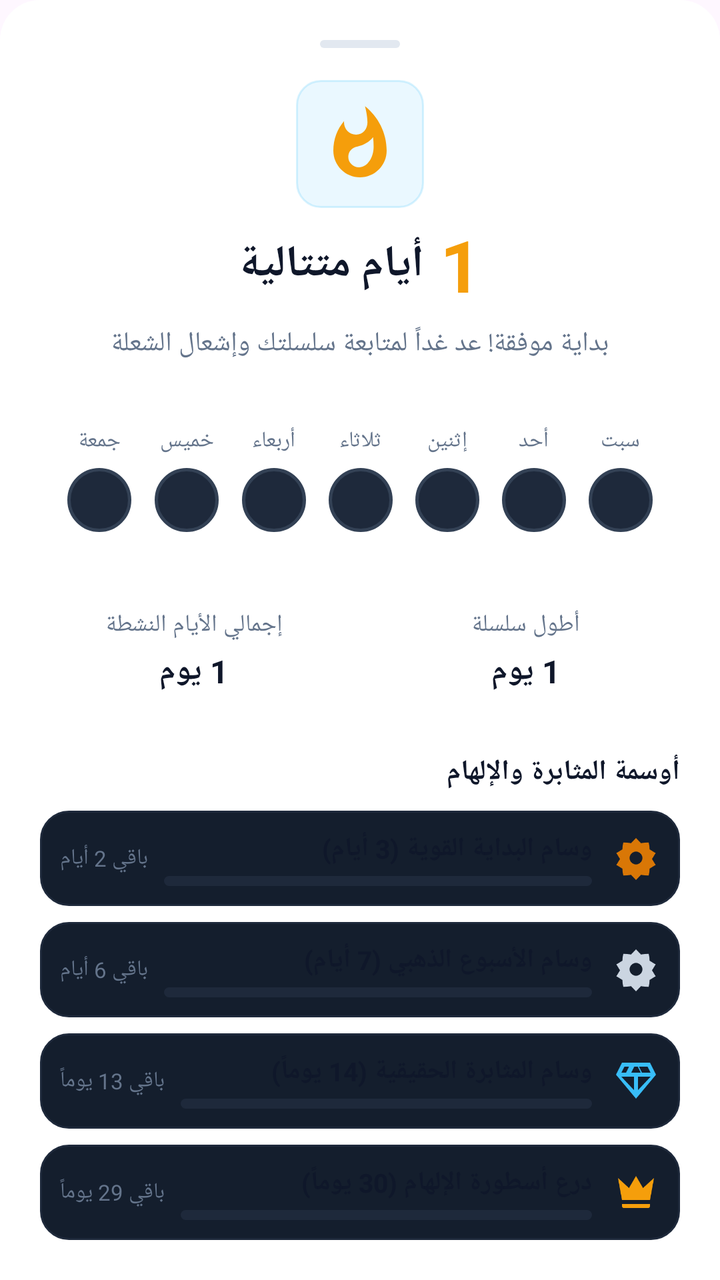
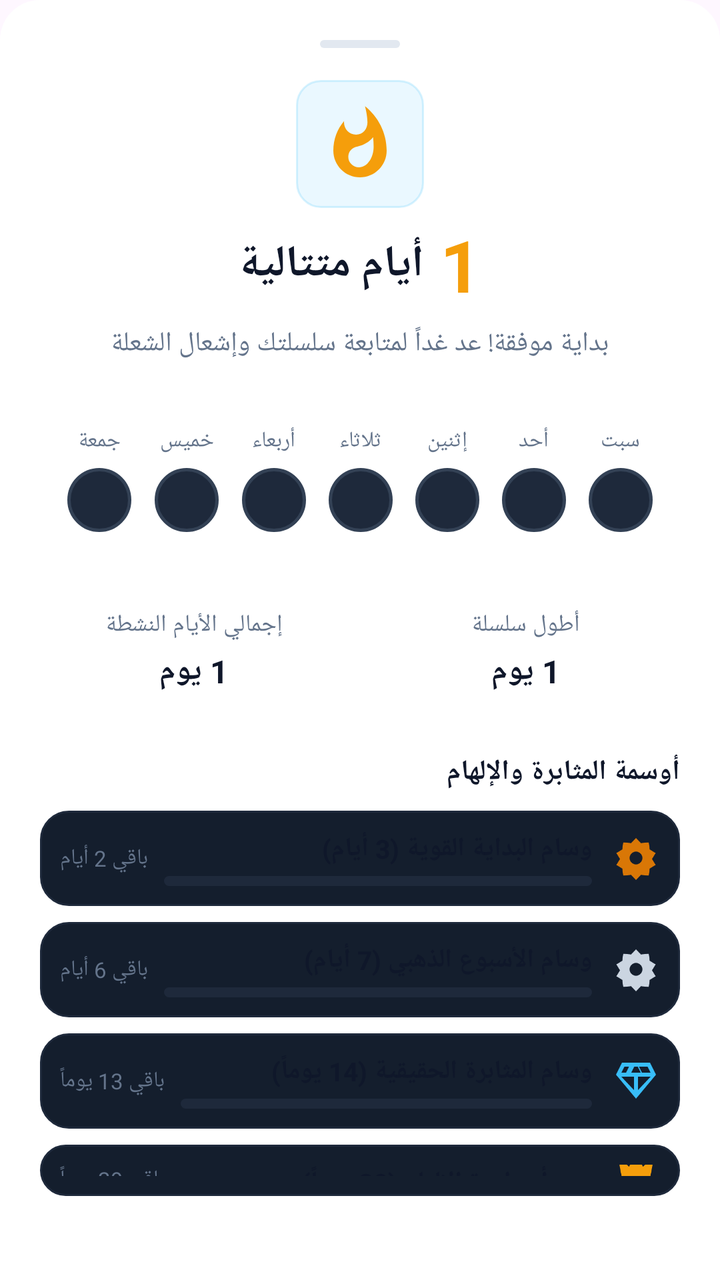

The first picture is an Android layout as it rendered before a commit; the second is the same layout after the commit. The layout source and the unified diff follow.
<!-- AndroidManifest.xml: application theme Theme.Material3.DayNight.NoActionBar -->
<!-- res/layout/dialog_daily_streak.xml -->
<?xml version="1.0" encoding="utf-8"?>
<LinearLayout xmlns:android="http://schemas.android.com/apk/res/android"
    xmlns:app="http://schemas.android.com/apk/res-auto"
    android:layout_width="match_parent"
    android:layout_height="wrap_content"
    android:background="@drawable/bg_bottom_sheet_surface"
    android:layoutDirection="rtl"
    android:orientation="vertical"
    android:padding="20dp">

    
    <View
        android:layout_width="40dp"
        android:layout_height="4dp"
        android:layout_gravity="center_horizontal"
        android:layout_marginBottom="16dp"
        android:background="@drawable/bg_sheet_handle" />

    
    <LinearLayout
        android:layout_width="match_parent"
        android:layout_height="wrap_content"
        android:gravity="center"
        android:orientation="vertical">

        <FrameLayout
            android:layout_width="64dp"
            android:layout_height="64dp"
            android:background="@drawable/bg_category_well"
            android:padding="12dp">
            <ImageView
                android:layout_width="40dp"
                android:layout_height="40dp"
                android:layout_gravity="center"
                android:src="@drawable/ic_flame"
                app:tint="#F59E0B" />
        </FrameLayout>

        <LinearLayout
            android:layout_width="wrap_content"
            android:layout_height="wrap_content"
            android:layout_marginTop="4dp"
            android:gravity="center_vertical"
            android:orientation="horizontal">

            <TextView
                android:id="@+id/tvStreakNumber"
                android:layout_width="wrap_content"
                android:layout_height="wrap_content"
                android:text="1"
                android:textColor="#F59E0B"
                android:textSize="36sp"
                android:textStyle="bold" />

            <TextView
                android:layout_width="wrap_content"
                android:layout_height="wrap_content"
                android:layout_marginStart="8dp"
                android:text="@string/streak_days_consecutive"
                android:textColor="@color/text_primary"
                android:textSize="22sp"
                android:textStyle="bold" />
        </LinearLayout>

        <TextView
            android:id="@+id/tvStreakSubtitle"
            android:layout_width="wrap_content"
            android:layout_height="wrap_content"
            android:layout_marginTop="6dp"
            android:gravity="center"
            android:paddingHorizontal="16dp"
            android:text="بداية موفقة! عد غداً لمتابعة سلسلتك وإشعال الشعلة"
            android:textColor="@color/text_secondary"
            android:textSize="13.5sp" />
    </LinearLayout>

    
    <androidx.cardview.widget.CardView
        android:layout_width="match_parent"
        android:layout_height="wrap_content"
        android:layout_marginTop="18dp"
        app:cardBackgroundColor="@color/bg_card"
        app:cardCornerRadius="16dp"
        app:cardElevation="0dp">

        <LinearLayout
            android:layout_width="match_parent"
            android:layout_height="wrap_content"
            android:gravity="center"
            android:orientation="horizontal"
            android:paddingHorizontal="8dp"
            android:paddingVertical="14dp">

            
            <LinearLayout
                android:layout_width="0dp"
                android:layout_height="wrap_content"
                android:layout_weight="1"
                android:gravity="center"
                android:orientation="vertical">
                <TextView
                    android:layout_width="wrap_content"
                    android:layout_height="wrap_content"
                    android:text="@string/day_sat"
                    android:textColor="@color/text_secondary"
                    android:textSize="11sp" />
                <FrameLayout
                    android:id="@+id/circleDaySat"
                    android:layout_width="32dp"
                    android:layout_height="32dp"
                    android:layout_marginTop="6dp"
                    android:background="@drawable/bg_streak_day_inactive">
                    <ImageView
                        android:id="@+id/iconDaySat"
                        android:layout_width="16dp"
                        android:layout_height="16dp"
                        android:layout_gravity="center"
                        android:src="@drawable/ic_check_small"
                        android:visibility="invisible"
                        app:tint="#1E293B" />
                </FrameLayout>
            </LinearLayout>

            
            <LinearLayout
                android:layout_width="0dp"
                android:layout_height="wrap_content"
                android:layout_weight="1"
                android:gravity="center"
                android:orientation="vertical">
                <TextView
                    android:layout_width="wrap_content"
                    android:layout_height="wrap_content"
                    android:text="@string/day_sun"
                    android:textColor="@color/text_secondary"
                    android:textSize="11sp" />
                <FrameLayout
                    android:id="@+id/circleDaySun"
                    android:layout_width="32dp"
                    android:layout_height="32dp"
                    android:layout_marginTop="6dp"
                    android:background="@drawable/bg_streak_day_inactive">
                    <ImageView
                        android:id="@+id/iconDaySun"
                        android:layout_width="16dp"
                        android:layout_height="16dp"
                        android:layout_gravity="center"
                        android:src="@drawable/ic_check_small"
                        android:visibility="invisible"
                        app:tint="#1E293B" />
                </FrameLayout>
            </LinearLayout>

            
            <LinearLayout
                android:layout_width="0dp"
                android:layout_height="wrap_content"
                android:layout_weight="1"
                android:gravity="center"
                android:orientation="vertical">
                <TextView
                    android:layout_width="wrap_content"
                    android:layout_height="wrap_content"
                    android:text="@string/day_mon"
                    android:textColor="@color/text_secondary"
                    android:textSize="11sp" />
                <FrameLayout
                    android:id="@+id/circleDayMon"
                    android:layout_width="32dp"
                    android:layout_height="32dp"
                    android:layout_marginTop="6dp"
                    android:background="@drawable/bg_streak_day_inactive">
                    <ImageView
                        android:id="@+id/iconDayMon"
                        android:layout_width="16dp"
                        android:layout_height="16dp"
                        android:layout_gravity="center"
                        android:src="@drawable/ic_check_small"
                        android:visibility="invisible"
                        app:tint="#1E293B" />
                </FrameLayout>
            </LinearLayout>

            
            <LinearLayout
                android:layout_width="0dp"
                android:layout_height="wrap_content"
                android:layout_weight="1"
                android:gravity="center"
                android:orientation="vertical">
                <TextView
                    android:layout_width="wrap_content"
                    android:layout_height="wrap_content"
                    android:text="@string/day_tue"
                    android:textColor="@color/text_secondary"
                    android:textSize="11sp" />
                <FrameLayout
                    android:id="@+id/circleDayTue"
                    android:layout_width="32dp"
                    android:layout_height="32dp"
                    android:layout_marginTop="6dp"
                    android:background="@drawable/bg_streak_day_inactive">
                    <ImageView
                        android:id="@+id/iconDayTue"
                        android:layout_width="16dp"
                        android:layout_height="16dp"
                        android:layout_gravity="center"
                        android:src="@drawable/ic_check_small"
                        android:visibility="invisible"
                        app:tint="#1E293B" />
                </FrameLayout>
            </LinearLayout>

            
            <LinearLayout
                android:layout_width="0dp"
                android:layout_height="wrap_content"
                android:layout_weight="1"
                android:gravity="center"
                android:orientation="vertical">
                <TextView
                    android:layout_width="wrap_content"
                    android:layout_height="wrap_content"
                    android:text="@string/day_wed"
                    android:textColor="@color/text_secondary"
                    android:textSize="11sp" />
                <FrameLayout
                    android:id="@+id/circleDayWed"
                    android:layout_width="32dp"
                    android:layout_height="32dp"
                    android:layout_marginTop="6dp"
                    android:background="@drawable/bg_streak_day_inactive">
                    <ImageView
                        android:id="@+id/iconDayWed"
                        android:layout_width="16dp"
                        android:layout_height="16dp"
                        android:layout_gravity="center"
                        android:src="@drawable/ic_check_small"
                        android:visibility="invisible"
                        app:tint="#1E293B" />
                </FrameLayout>
            </LinearLayout>

            
            <LinearLayout
                android:layout_width="0dp"
                android:layout_height="wrap_content"
                android:layout_weight="1"
                android:gravity="center"
                android:orientation="vertical">
                <TextView
                    android:layout_width="wrap_content"
                    android:layout_height="wrap_content"
                    android:text="@string/day_thu"
                    android:textColor="@color/text_secondary"
                    android:textSize="11sp" />
                <FrameLayout
                    android:id="@+id/circleDayThu"
                    android:layout_width="32dp"
                    android:layout_height="32dp"
                    android:layout_marginTop="6dp"
                    android:background="@drawable/bg_streak_day_inactive">
                    <ImageView
                        android:id="@+id/iconDayThu"
                        android:layout_width="16dp"
                        android:layout_height="16dp"
                        android:layout_gravity="center"
                        android:src="@drawable/ic_check_small"
                        android:visibility="invisible"
                        app:tint="#1E293B" />
                </FrameLayout>
            </LinearLayout>

            
            <LinearLayout
                android:layout_width="0dp"
                android:layout_height="wrap_content"
                android:layout_weight="1"
                android:gravity="center"
                android:orientation="vertical">
                <TextView
                    android:layout_width="wrap_content"
                    android:layout_height="wrap_content"
                    android:text="@string/day_fri"
                    android:textColor="@color/text_secondary"
                    android:textSize="11sp" />
                <FrameLayout
                    android:id="@+id/circleDayFri"
                    android:layout_width="32dp"
                    android:layout_height="32dp"
                    android:layout_marginTop="6dp"
                    android:background="@drawable/bg_streak_day_inactive">
                    <ImageView
                        android:id="@+id/iconDayFri"
                        android:layout_width="16dp"
                        android:layout_height="16dp"
                        android:layout_gravity="center"
                        android:src="@drawable/ic_check_small"
                        android:visibility="invisible"
                        app:tint="#1E293B" />
                </FrameLayout>
            </LinearLayout>
        </LinearLayout>
    </androidx.cardview.widget.CardView>

    
    <LinearLayout
        android:layout_width="match_parent"
        android:layout_height="wrap_content"
        android:layout_marginTop="12dp"
        android:orientation="horizontal">

        <androidx.cardview.widget.CardView
            android:layout_width="0dp"
            android:layout_height="wrap_content"
            android:layout_marginEnd="6dp"
            android:layout_weight="1"
            app:cardBackgroundColor="@color/bg_card"
            app:cardCornerRadius="14dp"
            app:cardElevation="0dp">

            <LinearLayout
                android:layout_width="match_parent"
                android:layout_height="wrap_content"
                android:gravity="center"
                android:orientation="vertical"
                android:padding="12dp">

                <TextView
                    android:layout_width="wrap_content"
                    android:layout_height="wrap_content"
                    android:text="@string/streak_longest"
                    android:textColor="@color/text_secondary"
                    android:textSize="12sp" />

                <TextView
                    android:id="@+id/tvLongestStreak"
                    android:layout_width="wrap_content"
                    android:layout_height="wrap_content"
                    android:layout_marginTop="4dp"
                    android:text="1 يوم"
                    android:textColor="@color/text_primary"
                    android:textSize="16sp"
                    android:textStyle="bold" />
            </LinearLayout>
        </androidx.cardview.widget.CardView>

        <androidx.cardview.widget.CardView
            android:layout_width="0dp"
            android:layout_height="wrap_content"
            android:layout_marginStart="6dp"
            android:layout_weight="1"
            app:cardBackgroundColor="@color/bg_card"
            app:cardCornerRadius="14dp"
            app:cardElevation="0dp">

            <LinearLayout
                android:layout_width="match_parent"
                android:layout_height="wrap_content"
                android:gravity="center"
                android:orientation="vertical"
                android:padding="12dp">

                <TextView
                    android:layout_width="wrap_content"
                    android:layout_height="wrap_content"
                    android:text="@string/streak_total_active"
                    android:textColor="@color/text_secondary"
                    android:textSize="12sp" />

                <TextView
                    android:id="@+id/tvTotalActiveDays"
                    android:layout_width="wrap_content"
                    android:layout_height="wrap_content"
                    android:layout_marginTop="4dp"
                    android:text="1 يوم"
                    android:textColor="@color/text_primary"
                    android:textSize="16sp"
                    android:textStyle="bold" />
            </LinearLayout>
        </androidx.cardview.widget.CardView>
    </LinearLayout>

    
    <TextView
        android:layout_width="wrap_content"
        android:layout_height="wrap_content"
        android:layout_marginTop="18dp"
        android:text="@string/streak_medals_title"
        android:textColor="@color/text_primary"
        android:textSize="14sp"
        android:textStyle="bold" />

    <LinearLayout
        android:layout_width="match_parent"
        android:layout_height="wrap_content"
        android:layout_marginTop="10dp"
        android:orientation="vertical">

        
        <LinearLayout
            android:id="@+id/layoutMilestone3"
            android:layout_width="match_parent"
            android:layout_height="wrap_content"
            android:background="@drawable/bg_milestone_card"
            android:gravity="center_vertical"
            android:orientation="horizontal"
            android:padding="10dp">
            <ImageView
                android:layout_width="24dp"
                android:layout_height="24dp"
                android:src="@drawable/ic_medal"
                app:tint="#D97706" />
            <LinearLayout
                android:layout_width="0dp"
                android:layout_height="wrap_content"
                android:layout_marginStart="10dp"
                android:layout_weight="1"
                android:orientation="vertical">
                <TextView
                    android:layout_width="wrap_content"
                    android:layout_height="wrap_content"
                    android:text="وسام البداية القوية (3 أيام)"
                    android:textColor="@color/text_primary"
                    android:textSize="13sp"
                    android:textStyle="bold" />
                <ProgressBar
                    android:id="@+id/pbMilestone3"
                    style="?android:attr/progressBarStyleHorizontal"
                    android:layout_width="match_parent"
                    android:layout_height="5dp"
                    android:layout_marginTop="5dp"
                    android:progressDrawable="@drawable/progress_bar_horizontal_custom" />
            </LinearLayout>
            <TextView
                android:id="@+id/tvMilestone3Status"
                android:layout_width="wrap_content"
                android:layout_height="wrap_content"
                android:layout_marginStart="8dp"
                android:text="باقي 2 أيام"
                android:textColor="@color/text_secondary"
                android:textSize="11sp" />
        </LinearLayout>

        
        <LinearLayout
            android:id="@+id/layoutMilestone7"
            android:layout_width="match_parent"
            android:layout_height="wrap_content"
            android:layout_marginTop="8dp"
            android:background="@drawable/bg_milestone_card"
            android:gravity="center_vertical"
            android:orientation="horizontal"
            android:padding="10dp">
            <ImageView
                android:layout_width="24dp"
                android:layout_height="24dp"
                android:src="@drawable/ic_medal"
                app:tint="#CBD5E1" />
            <LinearLayout
                android:layout_width="0dp"
                android:layout_height="wrap_content"
                android:layout_marginStart="10dp"
                android:layout_weight="1"
                android:orientation="vertical">
                <TextView
                    android:layout_width="wrap_content"
                    android:layout_height="wrap_content"
                    android:text="وسام الأسبوع الذهبي (7 أيام)"
                    android:textColor="@color/text_primary"
                    android:textSize="13sp"
                    android:textStyle="bold" />
                <ProgressBar
                    android:id="@+id/pbMilestone7"
                    style="?android:attr/progressBarStyleHorizontal"
                    android:layout_width="match_parent"
                    android:layout_height="5dp"
                    android:layout_marginTop="5dp"
                    android:progressDrawable="@drawable/progress_bar_horizontal_custom" />
            </LinearLayout>
            <TextView
                android:id="@+id/tvMilestone7Status"
                android:layout_width="wrap_content"
                android:layout_height="wrap_content"
                android:layout_marginStart="8dp"
                android:text="باقي 6 أيام"
                android:textColor="@color/text_secondary"
                android:textSize="11sp" />
        </LinearLayout>

        
        <LinearLayout
            android:id="@+id/layoutMilestone14"
            android:layout_width="match_parent"
            android:layout_height="wrap_content"
            android:layout_marginTop="8dp"
            android:background="@drawable/bg_milestone_card"
            android:gravity="center_vertical"
            android:orientation="horizontal"
            android:padding="10dp">
            <ImageView
                android:layout_width="24dp"
                android:layout_height="24dp"
                android:src="@drawable/ic_diamond"
                app:tint="#38BDF8" />
            <LinearLayout
                android:layout_width="0dp"
                android:layout_height="wrap_content"
                android:layout_marginStart="10dp"
                android:layout_weight="1"
                android:orientation="vertical">
                <TextView
                    android:layout_width="wrap_content"
                    android:layout_height="wrap_content"
                    android:text="وسام المثابرة الحقيقية (14 يوماً)"
                    android:textColor="@color/text_primary"
                    android:textSize="13sp"
                    android:textStyle="bold" />
                <ProgressBar
                    android:id="@+id/pbMilestone14"
                    style="?android:attr/progressBarStyleHorizontal"
                    android:layout_width="match_parent"
                    android:layout_height="5dp"
                    android:layout_marginTop="5dp"
                    android:progressDrawable="@drawable/progress_bar_horizontal_custom" />
            </LinearLayout>
            <TextView
                android:id="@+id/tvMilestone14Status"
                android:layout_width="wrap_content"
                android:layout_height="wrap_content"
                android:layout_marginStart="8dp"
                android:text="باقي 13 يوماً"
                android:textColor="@color/text_secondary"
                android:textSize="11sp" />
        </LinearLayout>

        
        <LinearLayout
            android:id="@+id/layoutMilestone30"
            android:layout_width="match_parent"
            android:layout_height="wrap_content"
            android:layout_marginTop="8dp"
            android:background="@drawable/bg_milestone_card"
            android:gravity="center_vertical"
            android:orientation="horizontal"
            android:padding="10dp">
            <ImageView
                android:layout_width="24dp"
                android:layout_height="24dp"
                android:src="@drawable/ic_crown"
                app:tint="#F59E0B" />
            <LinearLayout
                android:layout_width="0dp"
                android:layout_height="wrap_content"
                android:layout_marginStart="10dp"
                android:layout_weight="1"
                android:orientation="vertical">
                <TextView
                    android:layout_width="wrap_content"
                    android:layout_height="wrap_content"
                    android:text="درع أسطورة الإلهام (30 يوماً)"
                    android:textColor="@color/text_primary"
                    android:textSize="13sp"
                    android:textStyle="bold" />
                <ProgressBar
                    android:id="@+id/pbMilestone30"
                    style="?android:attr/progressBarStyleHorizontal"
                    android:layout_width="match_parent"
                    android:layout_height="5dp"
                    android:layout_marginTop="5dp"
                    android:progressDrawable="@drawable/progress_bar_horizontal_custom" />
            </LinearLayout>
            <TextView
                android:id="@+id/tvMilestone30Status"
                android:layout_width="wrap_content"
                android:layout_height="wrap_content"
                android:layout_marginStart="8dp"
                android:text="باقي 29 يوماً"
                android:textColor="@color/text_secondary"
                android:textSize="11sp" />
        </LinearLayout>
    </LinearLayout>

    
    <LinearLayout
        android:layout_width="match_parent"
        android:layout_height="wrap_content"
        android:layout_marginTop="20dp"
        android:orientation="horizontal">

        <TextView
            android:id="@+id/btnShareStreak"
            android:layout_width="0dp"
            android:layout_height="46dp"
            android:layout_marginEnd="8dp"
            android:layout_weight="1"
            android:background="@drawable/bg_button_gradient_primary"
            android:gravity="center"
            android:text="@string/streak_share_btn"
            android:textColor="#FFFFFF"
            android:textSize="14sp"
            android:textStyle="bold" />

        <TextView
            android:id="@+id/btnCloseStreak"
            android:layout_width="wrap_content"
            android:layout_height="46dp"
            android:background="?attr/selectableItemBackground"
            android:gravity="center"
            android:paddingHorizontal="16dp"
            android:text="@string/streak_continue_reading"
            android:textColor="@color/text_secondary"
            android:textSize="13.5sp" />
    </LinearLayout>
</LinearLayout>
<!-- resources referenced by this layout -->
<resources>
  <color name="bg_card">#FFFFFF</color>
  <color name="text_primary">#0F172A</color>
  <color name="text_secondary">#64748B</color>
  <!-- drawable bg_bottom_sheet_surface (drawable) -->
  <?xml version="1.0" encoding="utf-8"?>
  <shape xmlns:android="http://schemas.android.com/apk/res/android">
      <solid android:color="@color/bg_card" />
      <corners
          android:topLeftRadius="20dp"
          android:topRightRadius="20dp" />
  </shape>
  <!-- drawable bg_button_gradient_primary (drawable) -->
  <?xml version="1.0" encoding="utf-8"?>
  <ripple xmlns:android="http://schemas.android.com/apk/res/android"
      android:color="#33FFFFFF">
      <item>
          <shape>
              <corners android:radius="14dp" />
              <gradient
                  android:startColor="#0284C7"
                  android:endColor="#0EA5E9"
                  android:angle="0" />
          </shape>
      </item>
  </ripple>
  <!-- drawable bg_category_well (drawable) -->
  <?xml version="1.0" encoding="utf-8"?>
  <shape xmlns:android="http://schemas.android.com/apk/res/android"
      android:shape="rectangle">
      <corners android:radius="12dp" />
      <solid android:color="#1A38BDF8" />
      <stroke
          android:width="1dp"
          android:color="#3338BDF8" />
  </shape>
  <!-- drawable bg_milestone_card (drawable) -->
  <?xml version="1.0" encoding="utf-8"?>
  <shape xmlns:android="http://schemas.android.com/apk/res/android"
      android:shape="rectangle">
      <corners android:radius="14dp" />
      <solid android:color="#141E2D" />
      <stroke
          android:width="1dp"
          android:color="#1E293B" />
  </shape>
  <!-- drawable bg_sheet_handle (drawable) -->
  <?xml version="1.0" encoding="utf-8"?>
  <shape xmlns:android="http://schemas.android.com/apk/res/android">
      <solid android:color="@color/divider_color" />
      <corners android:radius="3dp" />
  </shape>
  <!-- drawable bg_streak_day_inactive (drawable) -->
  <?xml version="1.0" encoding="utf-8"?>
  <shape xmlns:android="http://schemas.android.com/apk/res/android"
      android:shape="oval">
      <solid android:color="#1E293B" />
      <stroke
          android:width="1.5dp"
          android:color="#334155" />
  </shape>
  <!-- drawable ic_check_small (drawable) -->
  <vector xmlns:android="http://schemas.android.com/apk/res/android"
      android:width="16dp"
      android:height="16dp"
      android:viewportWidth="24"
      android:viewportHeight="24">
    <path
        android:fillColor="#FFFFFFFF"
        android:pathData="M9,16.17L4.83,12l-1.42,1.41L9,19 21,7l-1.41,-1.41z"/>
  </vector>
  <!-- drawable ic_crown (drawable) -->
  <vector xmlns:android="http://schemas.android.com/apk/res/android"
      android:width="24dp"
      android:height="24dp"
      android:viewportWidth="24"
      android:viewportHeight="24">
    <path
        android:fillColor="#F59E0B"
        android:pathData="M5,16L3,5l5.5,5L12,4l3.5,6L21,5l-2,11H5m14,3c0,0.6 -0.4,1 -1,1H6c-0.6,0 -1,-0.4 -1,-1v-1h14v1Z"/>
  </vector>
  <string name="day_fri">جمعة</string>
  <string name="day_mon">إثنين</string>
  <string name="day_sat">سبت</string>
  <string name="day_sun">أحد</string>
  <string name="day_thu">خميس</string>
  <string name="day_tue">ثلاثاء</string>
  <string name="day_wed">أربعاء</string>
  <string name="streak_continue_reading">متابعة القراءة</string>
  <string name="streak_days_consecutive">أيام متتالية</string>
  <string name="streak_longest">أطول سلسلة</string>
  <string name="streak_medals_title">أوسمة المثابرة والإلهام</string>
  <string name="streak_share_btn">شارك إنجازك اليومي</string>
  <string name="streak_total_active">إجمالي الأيام النشطة</string>
  <color name="divider_color">#E2E8F0</color>
  <!-- unchanged entries left out for length: 4 -->
</resources>

<!-- the commit's change to res/layout/dialog_daily_streak.xml (unified diff, before → after) -->
@@ -6,7 +6,9 @@
     android:background="@drawable/bg_bottom_sheet_surface"
     android:layoutDirection="rtl"
     android:orientation="vertical"
-    android:padding="20dp">
+    android:paddingHorizontal="20dp"
+    android:paddingTop="20dp"
+    android:paddingBottom="42dp">
 
     
     <View
